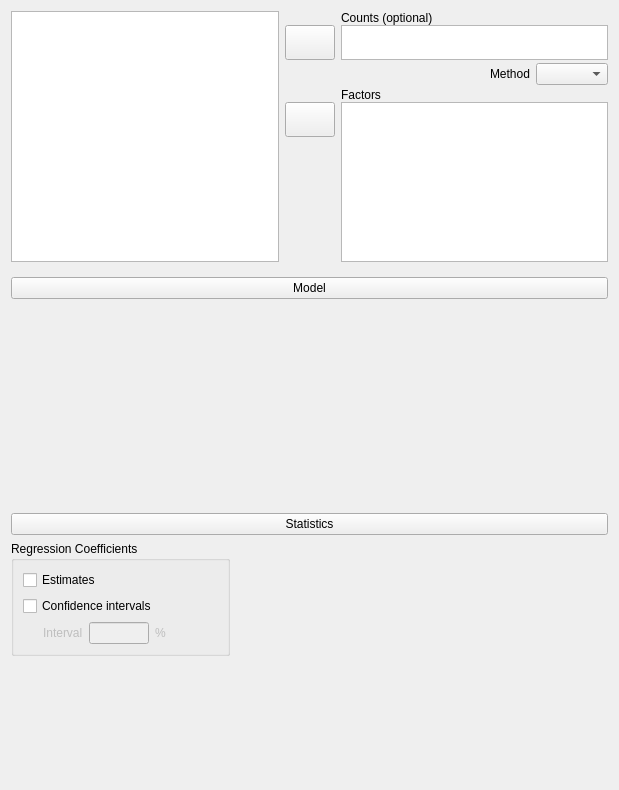
This is JASP-Desktop/analysisforms/regressionloglinearform.ui in jasp-stats/jasp-desktop as Qt 5 draws it before an edit. The edited form follows.
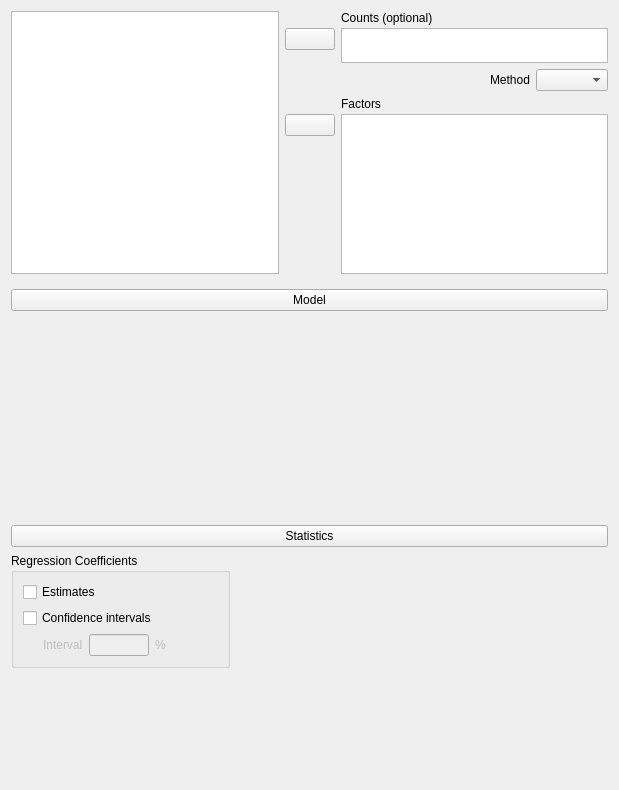
This is the edited form. Custom widgets are drawn as their Qt base class.

Patch:
```diff
--- a/JASP-Desktop/analysisforms/regressionloglinearform.ui
+++ b/JASP-Desktop/analysisforms/regressionloglinearform.ui
@@ -42,7 +42,7 @@
        <number>0</number>
       </property>
       <property name="verticalSpacing">
-       <number>0</number>
+       <number>3</number>
       </property>
       <item row="5" column="1">
        <widget class="AssignButton" name="buttonAssignFactors">
@@ -55,13 +55,13 @@
         <property name="minimumSize">
          <size>
           <width>50</width>
-          <height>35</height>
+          <height>0</height>
          </size>
         </property>
         <property name="maximumSize">
          <size>
           <width>50</width>
-          <height>35</height>
+          <height>16777215</height>
          </size>
         </property>
         <property name="text">
@@ -166,13 +166,13 @@
         <property name="minimumSize">
          <size>
           <width>50</width>
-          <height>35</height>
+          <height>0</height>
          </size>
         </property>
         <property name="maximumSize">
          <size>
           <width>50</width>
-          <height>35</height>
+          <height>16777215</height>
          </size>
         </property>
         <property name="text">
```
